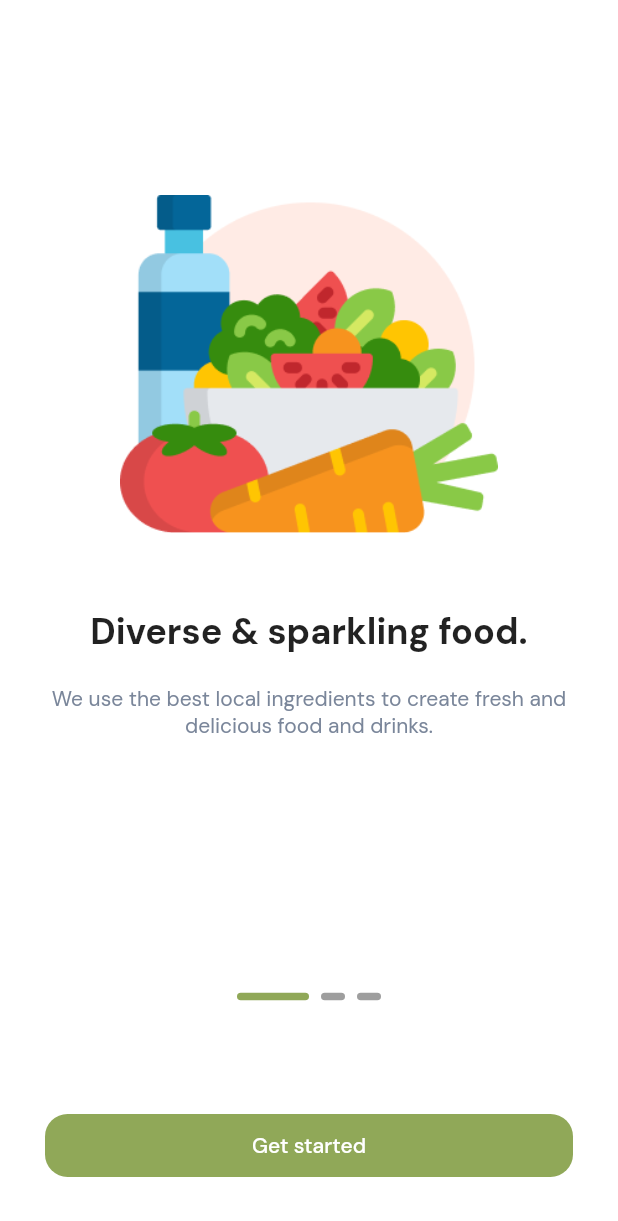
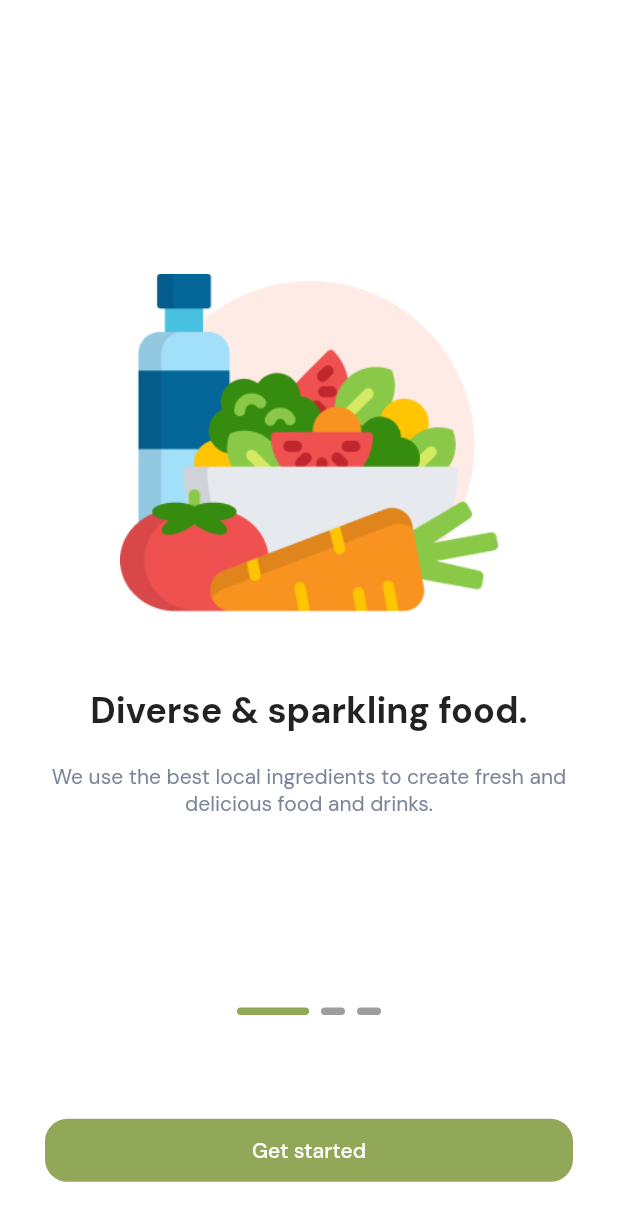
Before and after one commit to BeKam-Org/Bekam-Cross-Platform-App, a Flutter app: the screen it shows after launch, on a phone screen of 412 x 824 dp. Shown: the top 1221 px of the screen. Run offline on Flutter 3.47's test engine with Material 2 defaults, Android fonts, the light colour scheme and no system bars; drawn by our look-alikes of smooth_page_indicator; our stand-ins replace auto_route, connectivity_plus, dio, firebase_auth, firebase_core, flutter_bloc and 2 more; accounts and stored records are empty.

Commit message:
edit on sizedBox

```diff
--- a/lib/presentation/screens/on_boarding/onboarding.dart
+++ b/lib/presentation/screens/on_boarding/onboarding.dart
@@ -22,8 +22,8 @@ class OnBoardingPage extends StatelessWidget {
       body: SafeArea(
         child: Column(
           children: [
-            const SizedBox(
-              height: 30,
+            SizedBox(
+              height: MediaQuery.of(context).size.height * 0.1,
             ),
             Expanded(
               flex: 3,
--- a/pubspec.yaml
+++ b/pubspec.yaml
@@ -19,6 +19,7 @@ dependencies:
   flutter_bloc: ^8.1.3
   flutter_localizations:
     sdk: flutter
+  flutter_screenutil: ^5.9.0
   freezed: ^2.4.5
   freezed_annotation: ^2.4.1
   get_it: ^7.6.4
```
Also changed, not shown: pubspec.lock.
